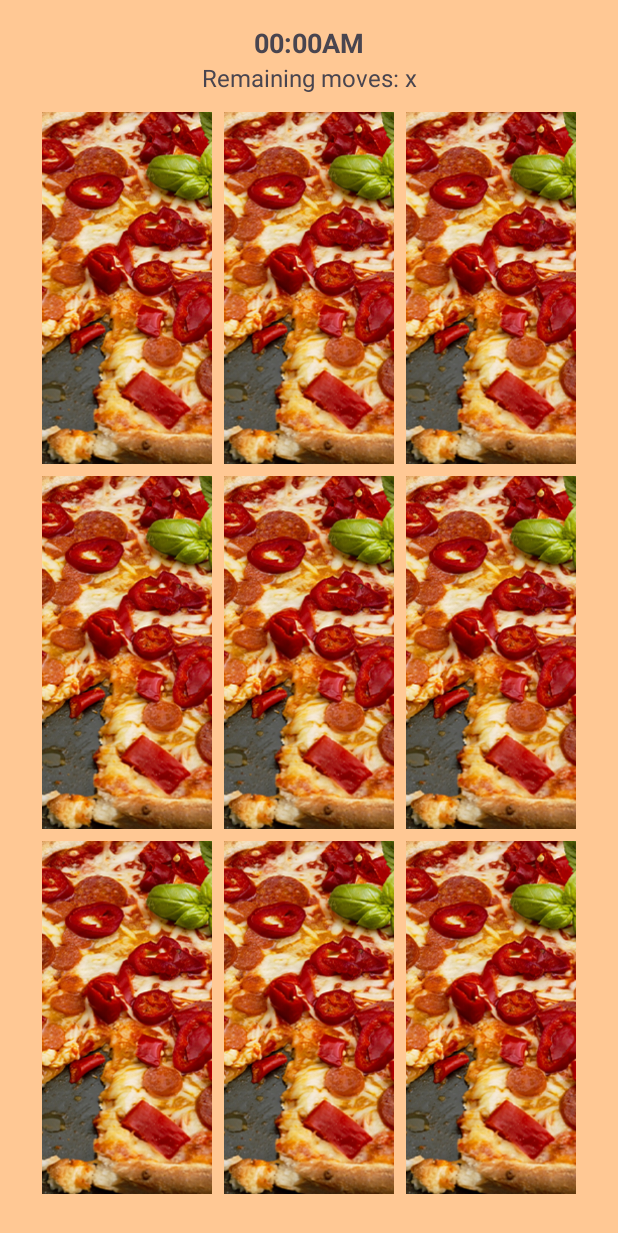
After one commit to helosantosdesousa/Haunted-Pizzeria, an Android app: the layout activity_game.xml on its own in the app's theme, with its tools: preview values and no code run, on a phone screen of 412 x 824 dp. The commit adds this screen. Shown: the top 1233 px of the screen. Run offline under Robolectric (Android 15) with nearby library versions, the phone set to English and light mode, and no system bars.

Commit message:
telas feitas menos o rankin

```diff
--- /dev/null
+++ b/app/src/main/res/layout/activity_game.xml
@@ -0,0 +1,155 @@
+<?xml version="1.0" encoding="utf-8"?>
+<RelativeLayout xmlns:android="http://schemas.android.com/apk/res/android"
+    android:layout_width="match_parent"
+    android:layout_height="match_parent"
+    android:background="@color/bg_main_color">
+
+    <LinearLayout
+        android:id="@+id/container_rooms"
+        android:layout_width="match_parent"
+        android:layout_height="match_parent"
+        android:orientation="vertical"
+        android:padding="16dp">
+
+        <TextView
+            android:layout_width="match_parent"
+            android:layout_height="wrap_content"
+            android:text="@string/game_hour"
+            android:textSize="18sp"
+            android:textStyle="bold"
+            android:textAlignment="center" />
+
+        <TextView
+            android:layout_width="match_parent"
+            android:layout_height="wrap_content"
+            android:text="@string/remaining_moves"
+            android:textSize="16sp"
+            android:textAlignment="center" />
+
+        <GridLayout
+            android:id="@+id/grid_rooms"
+            android:layout_width="match_parent"
+            android:layout_height="match_parent"
+            android:columnCount="3"
+            android:rowCount="3"
+            android:orientation="horizontal"
+            android:padding="8dp"
+            android:gravity="center"
+            android:divider="@android:drawable/divider_horizontal_bright"
+            android:dividerPadding="4dp"
+            >
+
+            <ImageView
+                android:layout_width="0dp"
+                android:layout_height="0dp"
+                android:layout_row="0"
+                android:layout_column="0"
+                android:layout_columnWeight="1"
+                android:layout_rowWeight="1"
+                android:src="@drawable/img_main"
+                android:contentDescription="Sala 1"
+                android:scaleType="centerCrop"
+                android:layout_margin="4dp"/>
+
+            <ImageView
+                android:layout_width="0dp"
+                android:layout_height="0dp"
+                android:layout_row="0"
+                android:layout_column="1"
+                android:layout_columnWeight="1"
+                android:layout_rowWeight="1"
+                android:src="@drawable/img_main"
+                android:contentDescription="Sala 2"
+                android:scaleType="centerCrop"
+                android:layout_margin="4dp"/>
+
+            <ImageView
+                android:layout_width="0dp"
+                android:layout_height="0dp"
+                android:layout_row="0"
+                android:layout_column="2"
+                android:layout_columnWeight="1"
+                android:layout_rowWeight="1"
+                android:src="@drawable/img_main"
+                android:contentDescription="Sala 3"
+                android:scaleType="centerCrop"
+                android:layout_margin="4dp"/>
+
+            <ImageView
+                android:layout_width="0dp"
+                android:layout_height="0dp"
+                android:layout_row="1"
+                android:layout_column="0"
+                android:layout_columnWeight="1"
+                android:layout_rowWeight="1"
+                android:src="@drawable/img_main"
+                android:contentDescription="Sala 4"
+                android:scaleType="centerCrop"
+                android:layout_margin="4dp"/>
+
+            <ImageView
+                android:layout_width="0dp"
+                android:layout_height="0dp"
+                android:layout_row="1"
+                android:layout_column="1"
+                android:layout_columnWeight="1"
+                android:layout_rowWeight="1"
+                android:src="@drawable/img_main"
+                android:contentDescription="Sala 5"
+                android:scaleType="centerCrop"
+                android:layout_margin="4dp"/>
+
+            <ImageView
+                android:layout_width="0dp"
+                android:layout_height="0dp"
+                android:layout_row="1"
+                android:layout_column="2"
+                android:layout_columnWeight="1"
+                android:layout_rowWeight="1"
+                android:src="@drawable/img_main"
+                android:contentDescription="Sala 6"
+                android:scaleType="centerCrop"
+                android:layout_margin="4dp"/>
+
+            <ImageView
+                android:layout_width="0dp"
+                android:layout_height="0dp"
+                android:layout_row="2"
+                android:layout_column="0"
+                android:layout_columnWeight="1"
+                android:layout_rowWeight="1"
+                android:src="@drawable/img_main"
+                android:contentDescription="Sala 7"
+                android:scaleType="centerCrop"
+                android:layout_margin="4dp"/>
+
+            <ImageView
+                android:layout_width="0dp"
+                android:layout_height="0dp"
+                android:layout_row="2"
+                android:layout_column="1"
+                android:layout_columnWeight="1"
+                android:layout_rowWeight="1"
+                android:src="@drawable/img_main"
+                android:contentDescription="Sala 8"
+                android:scaleType="centerCrop"
+                android:layout_margin="4dp"/>
+
+            <ImageView
+                android:layout_width="0dp"
+                android:layout_height="0dp"
+                android:layout_row="2"
+                android:layout_column="2"
+                android:layout_columnWeight="1"
+                android:layout_rowWeight="1"
+                android:src="@drawable/img_main"
+                android:contentDescription="Sala 9"
+                android:scaleType="centerCrop"
+                android:layout_margin="4dp"/>
+
+        </GridLayout>
+
+    </LinearLayout>
+
+
+</RelativeLayout>
--- a/app/src/main/res/values/colors.xml
+++ b/app/src/main/res/values/colors.xml
@@ -4,4 +4,6 @@
     <color name="white">#FFFFFFFF</color>
     <color name="bg_main_color">#FFC894</color>
     <color name="darker_main_color">#F08500</color>
+    <color name="warning">#FF1E0F</color>
+    <color name="success">#8BC34A</color>
 </resources>
--- a/gradle/libs.versions.toml
+++ b/gradle/libs.versions.toml
@@ -9,6 +9,7 @@ appcompat = "1.7.0"
 material = "1.12.0"
 activity = "1.10.0"
 constraintlayout = "2.2.0"
+gridlayout = "1.0.0"
 
 [libraries]
 androidx-core-ktx = { group = "androidx.core", name = "core-ktx", version.ref = "coreKtx" }
@@ -19,6 +20,7 @@ androidx-appcompat = { group = "androidx.appcompat", name = "appcompat", version
 material = { group = "com.google.android.material", name = "material", version.ref = "material" }
 androidx-activity = { group = "androidx.activity", name = "activity", version.ref = "activity" }
 androidx-constraintlayout = { group = "androidx.constraintlayout", name = "constraintlayout", version.ref = "constraintlayout" }
+androidx-gridlayout = { group = "androidx.gridlayout", name = "gridlayout", version.ref = "gridlayout" }
 
 [plugins]
 android-application = { id = "com.android.application", version.ref = "agp" }
```
Also changed, not shown: app/build.gradle.kts (+6 -1 lines), app/src/main/java/com/github/helosantosdesousa/hauntedpizzaria/GameActivity.kt (added, +82 -0 lines), app/src/main/res/layout/activity_registration.xml (+13 -2 lines), app/src/main/res/layout/activity_tutorial.xml (+32 -3 lines), app/src/main/res/values/strings.xml (+7 -2 lines), app/src/main/res/drawable/img_main.jpg (deleted), app/src/main/res/drawable/img_main.png (added).
